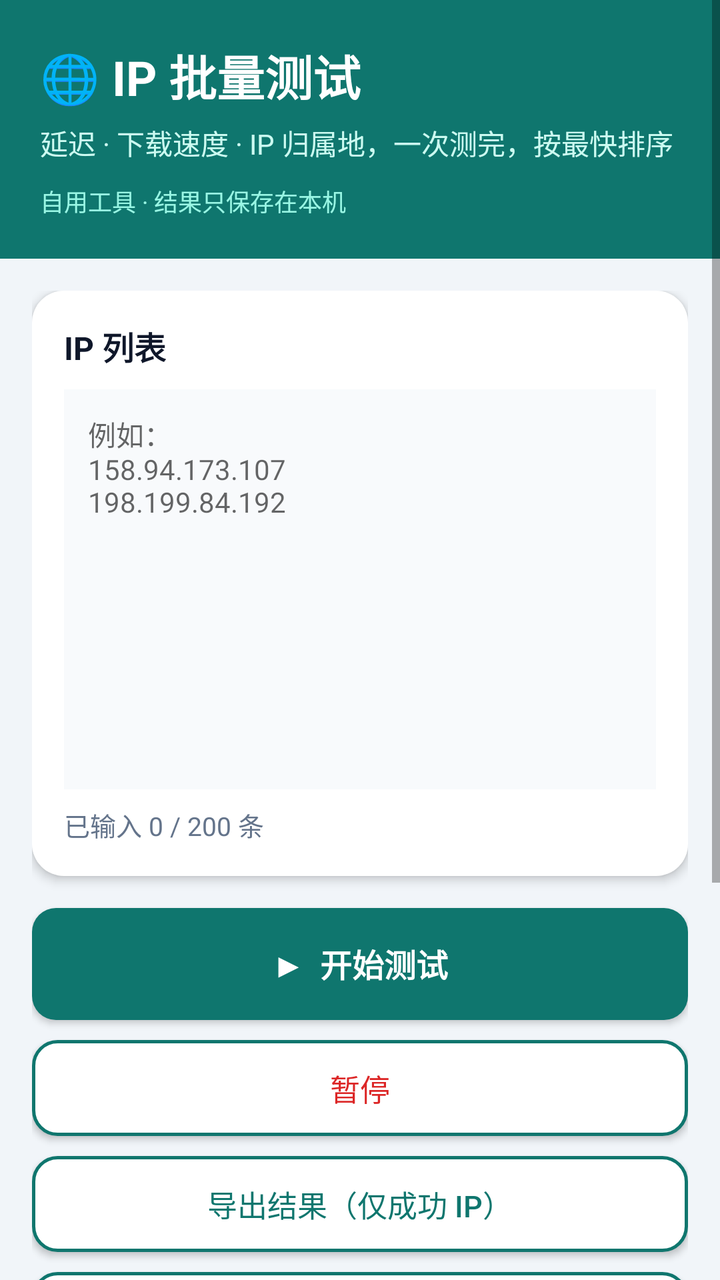
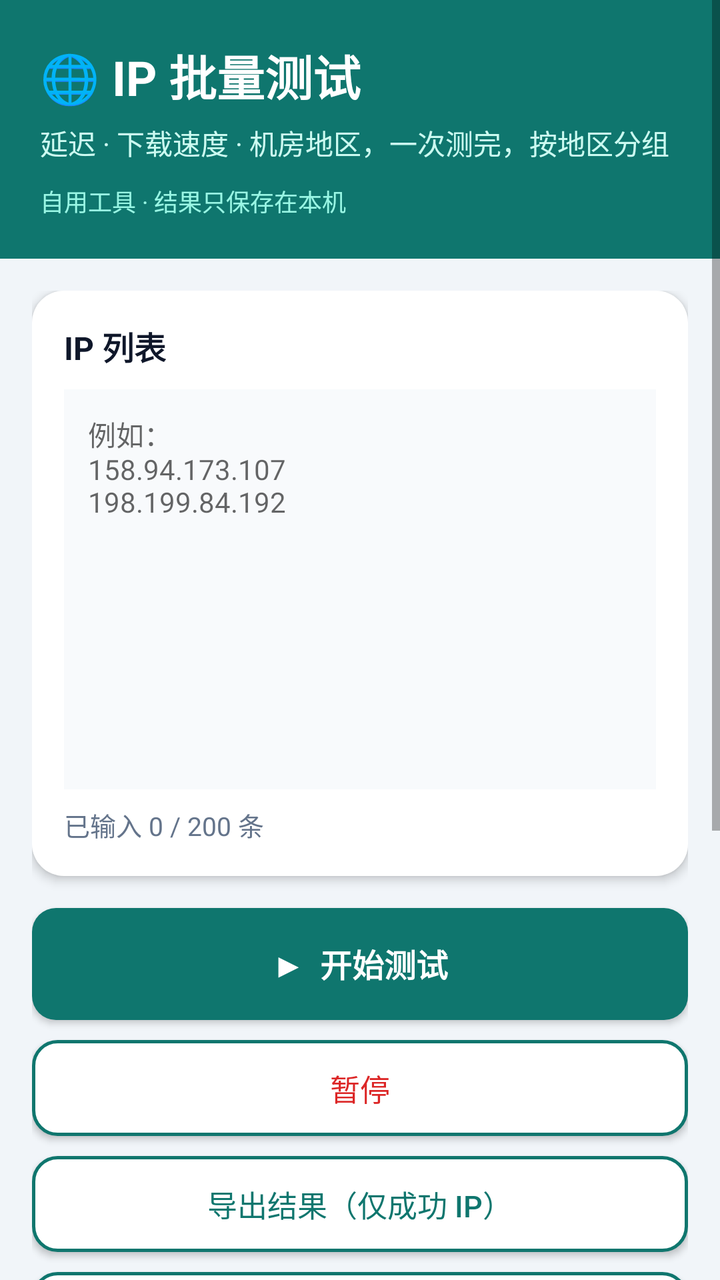

An Android layout rendered at two revisions. The XML below is the earlier revision; the diff shows what the commit changed to produce the second picture.
<!-- AndroidManifest.xml: application theme Theme.AppCompat.Light -->
<!-- res/layout/activity_main.xml -->
<?xml version="1.0" encoding="utf-8"?>
<ScrollView xmlns:android="http://schemas.android.com/apk/res/android"
    android:layout_width="match_parent" android:layout_height="match_parent"
    android:background="#F1F5F9" android:fillViewport="true">
    <LinearLayout android:layout_width="match_parent" android:layout_height="wrap_content" android:orientation="vertical">

        
        <LinearLayout android:layout_width="match_parent" android:layout_height="wrap_content"
            android:background="#0F766E" android:orientation="vertical" android:padding="20dp">
            <TextView android:layout_width="wrap_content" android:layout_height="wrap_content"
                android:text="🌐 IP 批量测试" android:textColor="#FFFFFF" android:textSize="24sp" android:textStyle="bold" />
            <TextView android:layout_width="wrap_content" android:layout_height="wrap_content"
                android:text="延迟 · 下载速度 · IP 归属地，一次测完，按最快排序" android:textColor="#CCFBF1" android:textSize="14sp" android:layout_marginTop="6dp" />
            <TextView android:layout_width="wrap_content" android:layout_height="wrap_content"
                android:text="自用工具 · 结果只保存在本机" android:textColor="#99F6E4" android:textSize="12sp" android:layout_marginTop="10dp" />
        </LinearLayout>

        <LinearLayout android:layout_width="match_parent" android:layout_height="wrap_content"
            android:orientation="vertical" android:padding="16dp">

            
            <LinearLayout android:layout_width="match_parent" android:layout_height="wrap_content"
                android:background="@drawable/bg_card" android:elevation="3dp" android:orientation="vertical" android:padding="16dp">
                <TextView android:layout_width="wrap_content" android:layout_height="wrap_content"
                    android:text="IP 列表" android:textSize="16sp" android:textStyle="bold" android:textColor="#0F172A" />
                <EditText android:id="@+id/input" android:layout_width="match_parent" android:layout_height="wrap_content"
                    android:minHeight="200dp" android:background="#F8FAFC" android:gravity="top" android:padding="12dp"
                    android:hint="例如：&#10;158.94.173.107&#10;198.199.84.192"
                    android:inputType="textMultiLine" android:textSize="14sp" android:layout_marginTop="10dp"
                    android:scrollbars="none" android:overScrollMode="never" android:isScrollContainer="false" />
                <TextView android:id="@+id/count" android:layout_width="wrap_content" android:layout_height="wrap_content"
                    android:text="已输入 0 / 200 条" android:textColor="#64748B" android:textSize="13sp" android:layout_marginTop="8dp" />
            </LinearLayout>

            <Button android:id="@+id/btnTest" android:layout_width="match_parent" android:layout_height="56dp"
                android:background="@drawable/bg_button_primary" android:text="▶  开始测试" android:textColor="#FFFFFF"
                android:textSize="16sp" android:textStyle="bold" android:layout_marginTop="16dp" />
            <Button android:id="@+id/btnPause" android:layout_width="match_parent" android:layout_height="48dp"
                android:background="@drawable/bg_button_outline" android:text="暂停" android:textColor="#DC2626"
                android:textSize="15sp" android:layout_marginTop="10dp" />
            <Button android:id="@+id/btnExport" android:layout_width="match_parent" android:layout_height="48dp"
                android:background="@drawable/bg_button_outline" android:text="导出结果（仅成功 IP）" android:textColor="#0F766E"
                android:textSize="15sp" android:layout_marginTop="10dp" />
            <Button android:id="@+id/btnClear" android:layout_width="match_parent" android:layout_height="48dp"
                android:background="@drawable/bg_button_outline" android:text="一键清空" android:textColor="#DC2626"
                android:textSize="15sp" android:layout_marginTop="10dp" />

            <TextView android:id="@+id/status" android:layout_width="match_parent" android:layout_height="wrap_content"
                android:background="@drawable/bg_status" android:padding="12dp" android:text="还没开始测试"
                android:textColor="#115E59" android:textSize="14sp" android:layout_marginTop="16dp" />

            
            <LinearLayout android:layout_width="match_parent" android:layout_height="wrap_content"
                android:background="@drawable/bg_card" android:elevation="3dp" android:orientation="vertical"
                android:padding="16dp" android:layout_marginTop="16dp">
                <TextView android:layout_width="wrap_content" android:layout_height="wrap_content"
                    android:text="📊 测试结果（按延迟从低到高）" android:textSize="16sp" android:textStyle="bold" android:textColor="#0F172A" />
                <TextView android:id="@+id/output" android:layout_width="match_parent" android:layout_height="wrap_content"
                    android:text="结果会显示在这里" android:textColor="#334155" android:textSize="14sp"
                    android:lineSpacingExtra="4dp" android:textIsSelectable="true" android:layout_marginTop="10dp" />
            </LinearLayout>

            <TextView android:layout_width="wrap_content" android:layout_height="wrap_content"
                android:text="提示：延迟用 URL 请求实测，会自动试 443、80、8443、8080、2053、2083、2087、2096、8880 这些常用端口；失败的 IP 不显示在结果里；导出结果只导出测试成功的 IP。"
                android:textColor="#94A3B8" android:textSize="12sp" android:layout_marginTop="14dp" />
        </LinearLayout>
    </LinearLayout>
</ScrollView>
<!-- resources referenced by this layout -->
<resources>
  <!-- drawable bg_button_outline (drawable) -->
  <?xml version="1.0" encoding="utf-8"?>
  <shape xmlns:android="http://schemas.android.com/apk/res/android" android:shape="rectangle">
      <solid android:color="#FFFFFF" />
      <stroke android:width="1.5dp" android:color="#0F766E" />
      <corners android:radius="12dp" />
  </shape>
  <!-- drawable bg_button_primary (drawable) -->
  <?xml version="1.0" encoding="utf-8"?>
  <shape xmlns:android="http://schemas.android.com/apk/res/android" android:shape="rectangle">
      <solid android:color="#0F766E" />
      <corners android:radius="12dp" />
  </shape>
  <!-- drawable bg_card (drawable) -->
  <?xml version="1.0" encoding="utf-8"?>
  <shape xmlns:android="http://schemas.android.com/apk/res/android" android:shape="rectangle">
      <solid android:color="#FFFFFF" />
      <corners android:radius="16dp" />
  </shape>
  <!-- drawable bg_status (drawable) -->
  <?xml version="1.0" encoding="utf-8"?>
  <shape xmlns:android="http://schemas.android.com/apk/res/android" android:shape="rectangle">
      <solid android:color="#CCFBF1" />
      <corners android:radius="10dp" />
  </shape>
</resources>

<!-- the commit's change to res/layout/activity_main.xml (unified diff, before → after) -->
@@ -10,7 +10,7 @@
             <TextView android:layout_width="wrap_content" android:layout_height="wrap_content"
                 android:text="🌐 IP 批量测试" android:textColor="#FFFFFF" android:textSize="24sp" android:textStyle="bold" />
             <TextView android:layout_width="wrap_content" android:layout_height="wrap_content"
-                android:text="延迟 · 下载速度 · IP 归属地，一次测完，按最快排序" android:textColor="#CCFBF1" android:textSize="14sp" android:layout_marginTop="6dp" />
+                android:text="延迟 · 下载速度 · 机房地区，一次测完，按地区分组" android:textColor="#CCFBF1" android:textSize="14sp" android:layout_marginTop="6dp" />
             <TextView android:layout_width="wrap_content" android:layout_height="wrap_content"
                 android:text="自用工具 · 结果只保存在本机" android:textColor="#99F6E4" android:textSize="12sp" android:layout_marginTop="10dp" />
         </LinearLayout>
@@ -54,14 +54,14 @@
                 android:background="@drawable/bg_card" android:elevation="3dp" android:orientation="vertical"
                 android:padding="16dp" android:layout_marginTop="16dp">
                 <TextView android:layout_width="wrap_content" android:layout_height="wrap_content"
-                    android:text="📊 测试结果（按延迟从低到高）" android:textSize="16sp" android:textStyle="bold" android:textColor="#0F172A" />
+                    android:text="📊 测试结果（按地区分组，组内按下载速度从高到低）" android:textSize="16sp" android:textStyle="bold" android:textColor="#0F172A" />
                 <TextView android:id="@+id/output" android:layout_width="match_parent" android:layout_height="wrap_content"
                     android:text="结果会显示在这里" android:textColor="#334155" android:textSize="14sp"
                     android:lineSpacingExtra="4dp" android:textIsSelectable="true" android:layout_marginTop="10dp" />
             </LinearLayout>
 
             <TextView android:layout_width="wrap_content" android:layout_height="wrap_content"
-                android:text="提示：延迟用 URL 请求实测，会自动试 443、80、8443、8080、2053、2083、2087、2096、8880 这些常用端口；失败的 IP 不显示在结果里；导出结果只导出测试成功的 IP。"
+                android:text="提示：延迟和下载都用域名握手实测（连候选 IP、用域名做 SNI），先试 443，再试 8443、2053、2083、2087、2096、80、8080、8880；下载速度 ≥ 5 MB/s 才算合格；结果按机房地区分组（us、hk、sg、jp…），组内按下载速度从高到低；只显示和导出合格的 IP。"
                 android:textColor="#94A3B8" android:textSize="12sp" android:layout_marginTop="14dp" />
         </LinearLayout>
     </LinearLayout>
